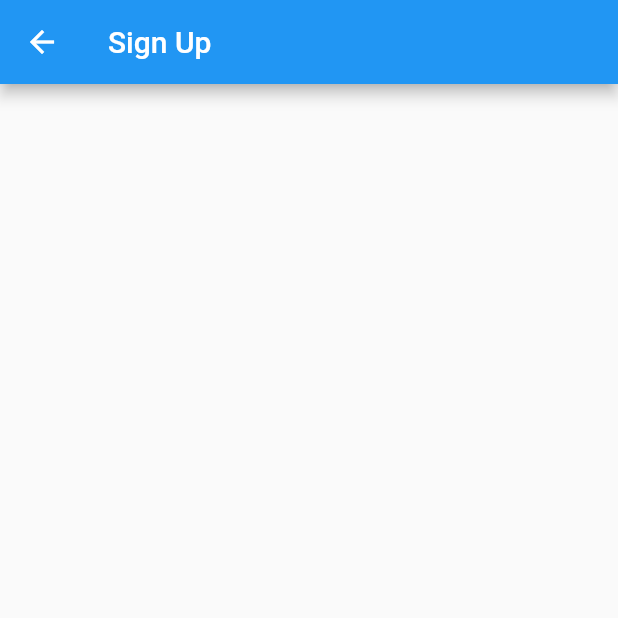
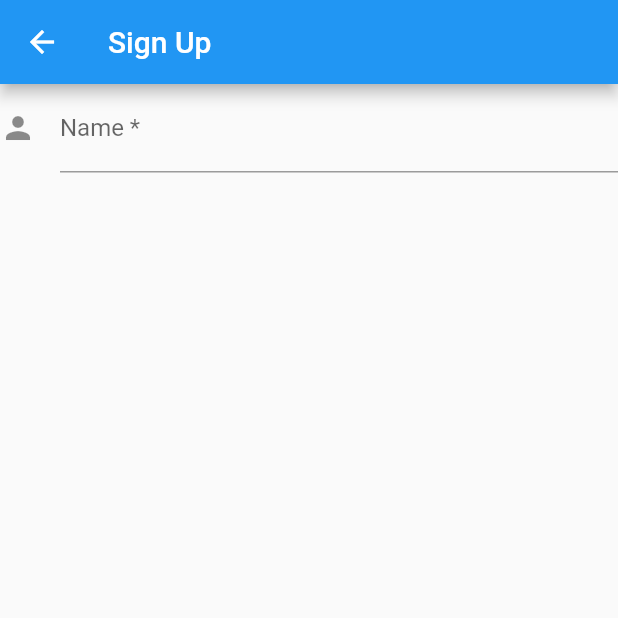
Before and after one commit to jdcamarin2/Propel, a Flutter app: the SignUpScreen screen opened by its route, on a phone screen of 412 x 824 dp, the top half of it. Run offline on Flutter 3.47's test engine with Material 2 defaults, Android fonts, the phone set to English and light mode, and no system bars.

Commit message:
Update signup.dart

```diff
--- a/propel/lib/screens/signup.dart
+++ b/propel/lib/screens/signup.dart
@@ -7,9 +7,57 @@ class SignUpScreen extends StatelessWidget {
   Widget build(BuildContext context) {
     return Scaffold(
       appBar: AppBar(
-        title: Text("Sign Up"),
+        title: Text("Sign Up",textAlign: TextAlign.center,),
       ),
-      body: Center(),
+      body: MyCustomForm(),
+
     );
   }
 }
+
+// Define a custom Form widget.
+class MyCustomForm extends StatefulWidget {
+  @override
+  MyCustomFormState createState() {
+    return MyCustomFormState();
+  }
+}
+
+// Define a corresponding State class.
+// This class holds data related to the form.
+class MyCustomFormState extends State<MyCustomForm> {
+  // Create a global key that uniquely identifies the Form widget
+  // and allows validation of the form.
+  //
+  // Note: This is a `GlobalKey<FormState>`,
+  // not a GlobalKey<MyCustomFormState>.
+  final _formKey = GlobalKey<FormState>();
+
+  @override
+  Widget build(BuildContext context) {
+    // Build a Form widget using the _formKey created above.
+    return Form(
+        key: _formKey,
+        child: Column(
+            children: <Widget>[
+              // Add TextFormFields and ElevatedButton here
+              TextFormField(
+                decoration: const InputDecoration(
+                  icon: Icon(Icons.person),
+                  hintText: 'What do people call you?',
+                  labelText: 'Name *',
+                ),
+                onSaved: (String value) {
+                  // This optional block of code can be used to run
+                  // code when the user saves the form.
+                },
+                validator: (String value) {
+                  return value.contains('@') ? 'Do not use the @ char.' : null;
+                },
+              )
+
+            ]
+
+          ));
+  }
+}
```
